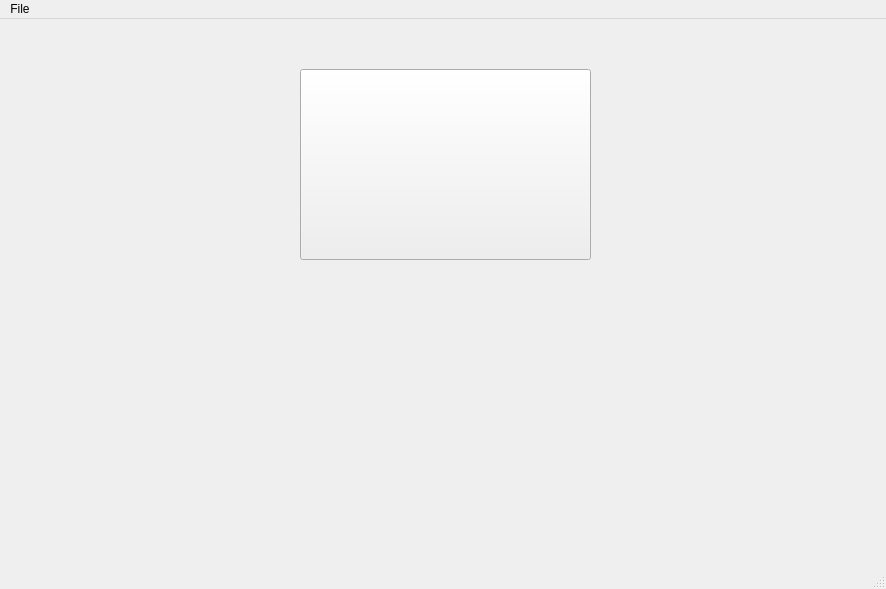
Above: mainwindow.ui from isahakv/ISOWebBrowser before the change. Below: the same form after it.
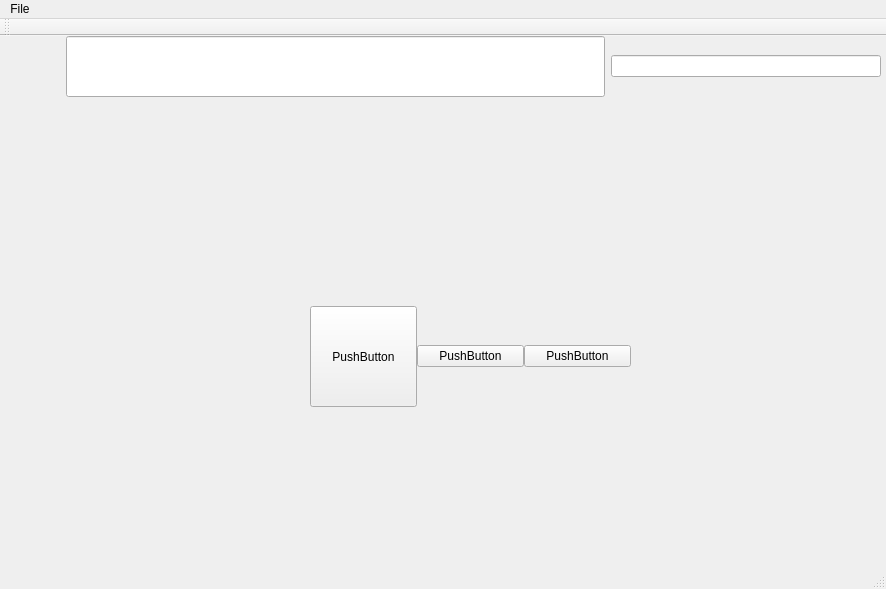
That is the form after the change. Icons and pictures are not drawn.

Commit message: improved User Interface and Fixed some BrowserLineEdit Stuff!!!

Diff of the .ui file:
```diff
--- a/mainwindow.ui
+++ b/mainwindow.ui
@@ -13,29 +13,132 @@
   <property name="windowTitle">
    <string>MainWindow</string>
   </property>
+  <property name="autoFillBackground">
+   <bool>false</bool>
+  </property>
   <widget class="QWidget" name="centralwidget">
-   <widget class="QPushButton" name="pushButton">
+   <widget class="QWidget" name="widget_2" native="true">
     <property name="geometry">
      <rect>
-      <x>300</x>
-      <y>50</y>
-      <width>291</width>
-      <height>191</height>
+      <x>250</x>
+      <y>240</y>
+      <width>441</width>
+      <height>151</height>
      </rect>
     </property>
-    <property name="text">
-     <string/>
+    <widget class="QWidget" name="horizontalLayoutWidget">
+     <property name="geometry">
+      <rect>
+       <x>60</x>
+       <y>30</y>
+       <width>321</width>
+       <height>101</height>
+      </rect>
+     </property>
+     <layout class="QHBoxLayout" name="horizontalLayout_2">
+      <property name="spacing">
+       <number>0</number>
+      </property>
+      <item>
+       <widget class="QPushButton" name="pushButton_2">
+        <property name="sizePolicy">
+         <sizepolicy hsizetype="Minimum" vsizetype="Expanding">
+          <horstretch>0</horstretch>
+          <verstretch>0</verstretch>
+         </sizepolicy>
+        </property>
+        <property name="text">
+         <string>PushButton</string>
+        </property>
+       </widget>
+      </item>
+      <item>
+       <widget class="QPushButton" name="pushButton">
+        <property name="text">
+         <string>PushButton</string>
+        </property>
+       </widget>
+      </item>
+      <item>
+       <widget class="QPushButton" name="pushButton_3">
+        <property name="text">
+         <string>PushButton</string>
+        </property>
+       </widget>
+      </item>
+     </layout>
+    </widget>
+   </widget>
+   <widget class="QWidget" name="">
+    <property name="geometry">
+     <rect>
+      <x>0</x>
+      <y>0</y>
+      <width>881</width>
+      <height>61</height>
+     </rect>
     </property>
-    <property name="icon">
-     <iconset resource="data/data.qrc">
-      <normaloff>:/Images/Vector/cancel-button.svg</normaloff>:/Images/Vector/cancel-button.svg</iconset>
-    </property>
-    <property name="iconSize">
-     <size>
-      <width>128</width>
-      <height>128</height>
-     </size>
-    </property>
+    <layout class="QHBoxLayout" name="horizontalLayout">
+     <item>
+      <widget class="QLabel" name="label">
+       <property name="text">
+        <string/>
+       </property>
+       <property name="pixmap">
+        <pixmap resource="data/data.qrc">:/Images/16x16/new-tab.png</pixmap>
+       </property>
+      </widget>
+     </item>
+     <item>
+      <widget class="QLabel" name="label_2">
+       <property name="maximumSize">
+        <size>
+         <width>16</width>
+         <height>16</height>
+        </size>
+       </property>
+       <property name="text">
+        <string/>
+       </property>
+       <property name="pixmap">
+        <pixmap resource="data/data.qrc">:/Images/Vector/cancel-button.svg</pixmap>
+       </property>
+      </widget>
+     </item>
+     <item>
+      <spacer name="horizontalSpacer">
+       <property name="orientation">
+        <enum>Qt::Horizontal</enum>
+       </property>
+       <property name="sizeHint" stdset="0">
+        <size>
+         <width>40</width>
+         <height>20</height>
+        </size>
+       </property>
+      </spacer>
+     </item>
+     <item>
+      <widget class="QLineEdit" name="lineEdit">
+       <property name="sizePolicy">
+        <sizepolicy hsizetype="Expanding" vsizetype="Expanding">
+         <horstretch>2</horstretch>
+         <verstretch>0</verstretch>
+        </sizepolicy>
+       </property>
+      </widget>
+     </item>
+     <item>
+      <widget class="QLineEdit" name="lineEdit_3">
+       <property name="sizePolicy">
+        <sizepolicy hsizetype="Expanding" vsizetype="Fixed">
+         <horstretch>1</horstretch>
+         <verstretch>0</verstretch>
+        </sizepolicy>
+       </property>
+      </widget>
+     </item>
+    </layout>
    </widget>
   </widget>
   <widget class="QMenuBar" name="menubar">
@@ -55,6 +158,17 @@
    <addaction name="menuFile"/>
   </widget>
   <widget class="QStatusBar" name="statusbar"/>
+  <widget class="QToolBar" name="toolBar">
+   <property name="windowTitle">
+    <string>toolBar</string>
+   </property>
+   <attribute name="toolBarArea">
+    <enum>TopToolBarArea</enum>
+   </attribute>
+   <attribute name="toolBarBreak">
+    <bool>false</bool>
+   </attribute>
+  </widget>
  </widget>
  <resources>
   <include location="data/data.qrc"/>
```
The commit also changes 5 other files.
